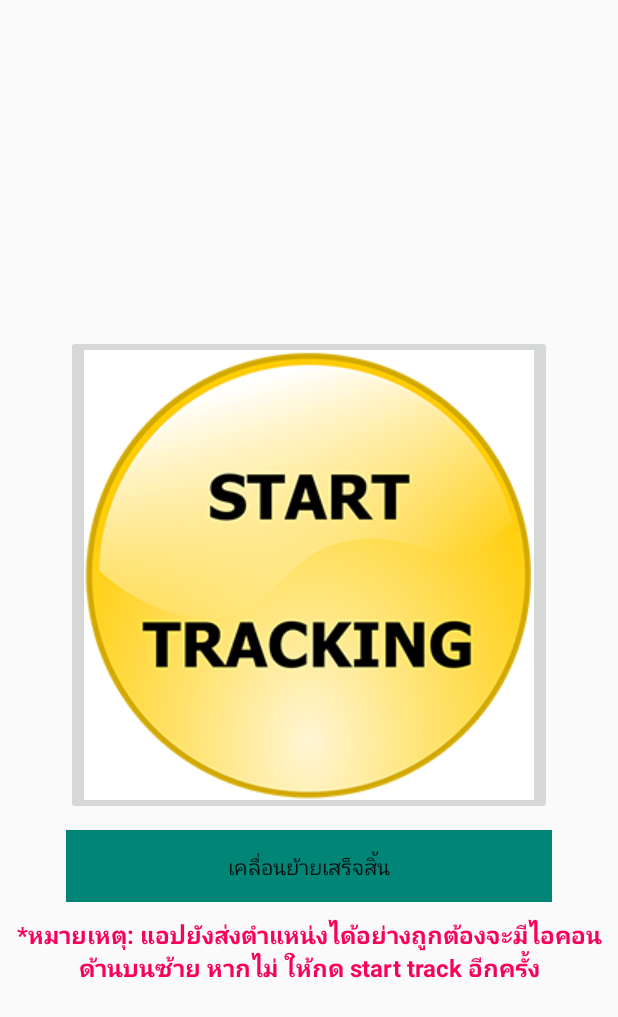
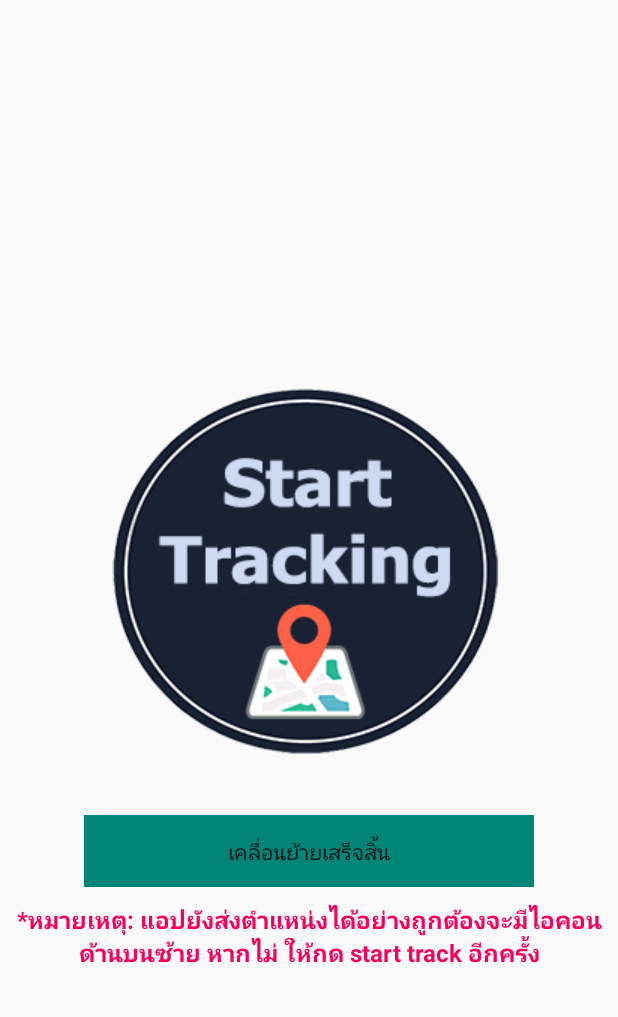
Before and after one commit to FabreCastell/491project, an Android app: the SendGps screen opened directly, with no data from a screen before it, on a phone screen of 412 x 824 dp. Shown: the top 1017 px of the screen. Run offline under Robolectric (Android 15) with nearby library versions, the phone set to English and light mode, and no system bars; our stand-ins replace Firebase (no records; nobody signed in at launch, a user with empty details on screens opened directly).

Commit message:
Change Track Button Image

```diff
--- a/app/src/main/res/layout/send_gps.xml
+++ b/app/src/main/res/layout/send_gps.xml
@@ -78,7 +78,8 @@
             android:layout_width="wrap_content"
             android:layout_height="wrap_content"
             android:layout_gravity="center"
-            android:src="@drawable/trackbutton"
+            android:background="#00000000"
+            android:src="@drawable/logotracking"
             android:text="เริ่มส่งตำแหน่ง GPS" />
 
 
```
Also changed, not shown: app/src/main/res/drawable/logotracking.png (added).
